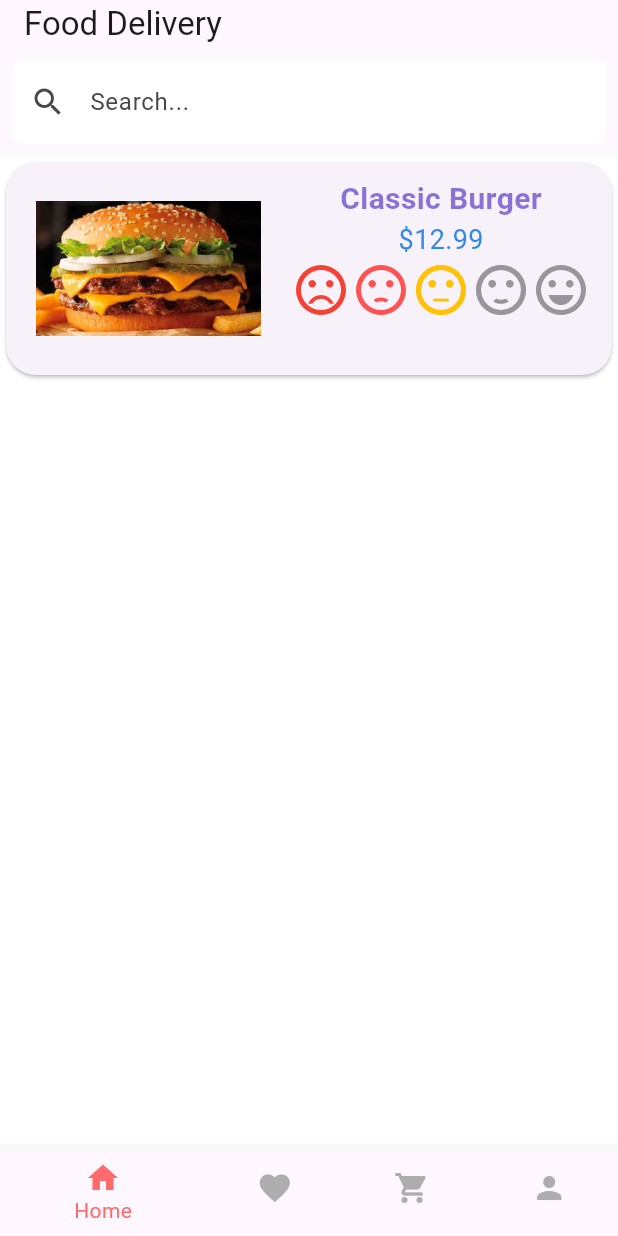
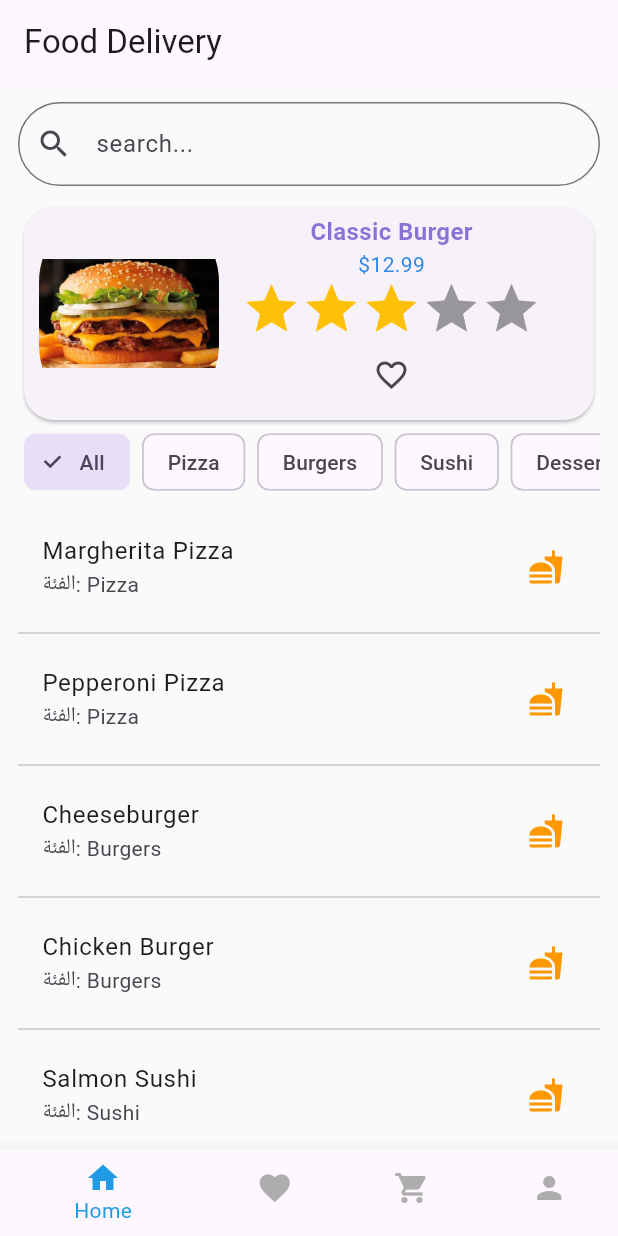
Before and after one commit to Yousefahmed168/food_app, a Flutter app: the screen it shows after launch, on a phone screen of 412 x 824 dp. Run offline on Flutter 3.47's test engine with Material 3 defaults, Android fonts, the phone set to English and light mode, and no system bars; drawn by our look-alikes of flutter_rating_bar.

Commit message:
- TODO: food card & home screen & colors & fonts & icons & images

```diff
--- a/lib/main.dart
+++ b/lib/main.dart
@@ -19,7 +19,7 @@ class FoodDeliveryApp extends StatelessWidget {
       theme: ThemeData(
         primaryColor: AppColors.primary,
         fontFamily: 'Roboto',
-        scaffoldBackgroundColor: Colors.white,
+        scaffoldBackgroundColor: Colors.grey[50],
       ),
       home: const MainWrapper(),
     );
--- a/lib/screens/home_screen.dart
+++ b/lib/screens/home_screen.dart
@@ -1,60 +1,135 @@
-// screens/home_screen.dart
 import 'package:flutter/material.dart';
-import '../utils/constants.dart';
+import 'package:food_app/utils/constants.dart';
+// Ensure you have a FoodCard widget defined elsewhere.
 import '../widgets/food_card.dart';
 
-class HomeScreen extends StatelessWidget {
+class HomeScreen extends StatefulWidget {
   const HomeScreen({super.key});
+
+  @override
+  State<HomeScreen> createState() => _HomeScreenState();
+}
+
+class _HomeScreenState extends State<HomeScreen> {
+  final TextEditingController _searchController = TextEditingController();
+  String selectedCategory = 'All';
+  List<String> categories = ['All', 'Pizza', 'Burgers', 'Sushi', 'Desserts'];
+
+  List<Map<String, String>> allFoodItems = [
+    {'name': 'Margherita Pizza', 'category': 'Pizza'},
+    {'name': 'Pepperoni Pizza', 'category': 'Pizza'},
+    {'name': 'Cheeseburger', 'category': 'Burgers'},
+    {'name': 'Chicken Burger', 'category': 'Burgers'},
+    {'name': 'Salmon Sushi', 'category': 'Sushi'},
+    {'name': 'Chocolate Cake', 'category': 'Desserts'},
+  ];
+
+  // Initialize filteredFoodItems with all food items.
+  List<Map<String, String>> filteredFoodItems = [];
+
+  @override
+  void initState() {
+    super.initState();
+    filteredFoodItems = List.from(allFoodItems);
+  }
+
+  void filterItems() {
+    setState(() {
+      filteredFoodItems = allFoodItems.where((food) {
+        final matchesCategory =
+            selectedCategory == 'All' || food['category'] == selectedCategory;
+        final matchesSearch = food['name']!
+            .toLowerCase()
+            .contains(_searchController.text.toLowerCase());
+        return matchesCategory && matchesSearch;
+      }).toList();
+    });
+  }
 
   @override
   Widget build(BuildContext context) {
     return Scaffold(
       appBar: AppBar(
         title: const Text('Food Delivery'),
-        // TODO: Add search bar widget here
-
-        bottom: PreferredSize(
-          preferredSize: const Size.fromHeight(48.0),
-          child: Padding(
-            padding: const EdgeInsets.all(8.0),
-            child: TextField(
+        // TODO: Add search bar widget here(yousef mohamed)
+      ),
+      body: Padding(
+        padding: const EdgeInsets.all(12.0),
+        child: Column(
+          crossAxisAlignment: CrossAxisAlignment.start,
+          children: [
+            TextField(
+              controller: _searchController,
+              onChanged: (value) => filterItems(),
               decoration: InputDecoration(
-                hintText: 'Search...',
+                hintText: 'search...',
                 prefixIcon: const Icon(Icons.search),
                 border: OutlineInputBorder(
-                  borderRadius: BorderRadius.circular(8.0),
-                  borderSide: BorderSide.none,
-                ),
-                filled: true,
-                fillColor: Colors.white,
+                    borderRadius: BorderRadius.circular(100)),
               ),
             ),
-          ),
-        ),
-      ),
-      body: Column(
-        children: [
-          // TODO: Create horizontal scrollable category chips
+            const SizedBox(height: 10),
+            // TODO: Create horizontal scrollable category chips(yousef mohamed)
             SizedBox(
               height: 150,
               child: PageView.builder(
+                scrollDirection: Axis.horizontal,
                 itemCount: mockFoodItems.length,
                 itemBuilder: (context, index) {
                   final item = mockFoodItems[index];
-                return FoodCard(item: item);
+                  return FoodCard(
+                    item: item,
+                    category: item.category,
+                    name: item.name,
+                  );
                 },
               ),
             ),
-          // TODO: Build vertical list of food items using ListView.separated
+            SingleChildScrollView(
+              scrollDirection: Axis.horizontal,
+              child: Row(
+                children: categories.map((category) {
+                  return Padding(
+                    padding: const EdgeInsets.symmetric(horizontal: 4),
+                    child: ChoiceChip(
+                      label: Text(category),
+                      selected: selectedCategory == category,
+                      onSelected: (selected) {
+                        setState(() {
+                          selectedCategory = category;
+                          filterItems();
+                        });
+                      },
+                    ),
+                  );
+                }).toList(),
+              ),
+            ),
+            const SizedBox(height: 10),
+            // TODO: Build vertical list of food items using ListView.separated(yousef ahmed)
             Expanded(
-            child: ListView(
-              children: const [
-                // TODO: Implement food item list
-              ],
+              child: filteredFoodItems.isEmpty
+                  ? const Center(child: Text("لا توجد أطعمة متاحة"))
+                  // TODO: Implement food item list(yousef ahmed)
+                  : ListView.separated(
+                      itemCount: filteredFoodItems.length,
+                      separatorBuilder: (context, index) => const Divider(),
+                      itemBuilder: (context, index) {
+                        final food = filteredFoodItems[index];
+                        return ListTile(
+                          title: Text(food['name']!),
+                          subtitle: Text("الفئة: ${food['category']}"),
+                          trailing: const Icon(
+                            Icons.fastfood,
+                            color: Colors.orange,
+                          ),
+                        );
+                      },
                     ),
             ),
           ],
         ),
+      ),
     );
   }
 }
--- a/lib/utils/constants.dart
+++ b/lib/utils/constants.dart
@@ -3,8 +3,8 @@ import 'package:flutter/material.dart';
 import '../models/food_item.dart';
 
 class AppColors {
-  static const Color primary = Color(0xFFFF6B6B);
-  static const Color secondary = Color(0xFF4ECDC4);
+  static const Color primary = Color(0xEA0B94E3);
+  static const Color secondary = Color(0xC742D1C8);
   static const Color dark = Color(0xFF2D3436);
   static const Color gray = Color(0xFFADADAD);
 }
--- a/lib/widgets/food_card.dart
+++ b/lib/widgets/food_card.dart
@@ -4,11 +4,16 @@ import 'package:flutter/material.dart';
 import 'package:flutter_rating_bar/flutter_rating_bar.dart';
 import 'package:food_app/screens/item_details_screen.dart';
 import '../models/food_item.dart';
+import '../screens/favorites_screen.dart';
 
 class FoodCard extends StatelessWidget {
   final FoodItem item;
 
-  const FoodCard({super.key, required this.item});
+  const FoodCard(
+      {super.key,
+      required this.item,
+      required String category,
+      required String name});
 
   get child => null;
 
@@ -28,21 +33,26 @@ class FoodCard extends StatelessWidget {
         shape: RoundedRectangleBorder(borderRadius: BorderRadius.circular(20)),
         child: Row(
           children: [
-            const Padding(padding: EdgeInsets.all(10)),
+            const Padding(padding: EdgeInsets.all(5)),
             // TODO: Implement image with rounded corners (yousef ahmed)
-            // TODO: Add favorite icon button (yousef ahmed)
-            Row(
-              children: [
-                Image.asset(item.imageUrl, width: 150, height: double.infinity),
+            ClipRRect(
+              borderRadius: BorderRadius.circular(50),
+              child: Image.asset(
+                item.imageUrl,
+                width: 120,
+                height: double.infinity,
+              ),
+            ),
+
             Padding(
-                  padding: const EdgeInsets.only(left: 20, top: 10),
+              padding: const EdgeInsets.only(left: 15, top: 5),
               child: Column(
                 mainAxisAlignment: MainAxisAlignment.start,
                 children: [
                   Text(
                     item.name,
                     style: const TextStyle(
-                          fontSize: 20,
+                      fontSize: 16,
                       fontWeight: FontWeight.bold,
                       color: Color.fromARGB(179, 91, 59, 198),
                     ),
@@ -50,10 +60,11 @@ class FoodCard extends StatelessWidget {
                   Text(
                     '\$${item.price}',
                     style: const TextStyle(
-                          fontSize: 18,
+                      fontSize: 14,
                       color: Color.fromARGB(219, 16, 118, 227),
                     ),
                   ),
+                  // TODO: Add rating row (yousef ahmed)
                   RatingBar.builder(
                     initialRating: 3,
                     minRating: 1,
@@ -64,33 +75,33 @@ class FoodCard extends StatelessWidget {
                       switch (index) {
                         case 0:
                           return const Icon(
-                                Icons.sentiment_very_dissatisfied,
-                                color: Colors.red,
+                            Icons.star,
+                            color: Colors.amber,
                           );
                         case 1:
                           return const Icon(
-                                Icons.sentiment_dissatisfied,
-                                color: Colors.redAccent,
+                            Icons.star,
+                            color: Colors.amber,
                           );
                         case 2:
                           return const Icon(
-                                Icons.sentiment_neutral,
+                            Icons.star,
                             color: Colors.amber,
                           );
                         case 3:
                           return const Icon(
-                                Icons.sentiment_satisfied,
-                                color: Colors.lightGreen,
+                            Icons.star,
+                            color: Colors.amber,
                           );
                         case 4:
                           return const Icon(
-                                Icons.sentiment_very_satisfied,
-                                color: Colors.green,
+                            Icons.star,
+                            color: Colors.amber,
                           );
                         default:
                           return const Icon(
-                                Icons.sentiment_very_satisfied,
-                                color: Colors.green,
+                            Icons.star,
+                            color: Colors.amber,
                           );
                       }
                     },
@@ -100,11 +111,28 @@ class FoodCard extends StatelessWidget {
                       }
                     },
                   ),
-                      // TODO: Add rating row (yousef ahmed)
+                  // TODO: Add favorite icon button (yousef ahmed)
+                  IconButton(
+                    icon: const Icon(Icons.favorite_border),
+                    onPressed: () {
+                      // Add item to favorites
+                      Navigator.push(
+                        context,
+                        MaterialPageRoute(
+                          builder: (context) => const FavoritesScreen(),
+                        ),
+                      ).then((_) {
+                        // ignore: use_build_context_synchronously
+                        final favoritesScreenState = context
+                            .findAncestorStateOfType<_FavoritesScreenState>();
+                        if (favoritesScreenState != null) {
+                          favoritesScreenState.addFavorite(item);
+                        }
+                      });
+                    },
+                  ),
                 ],
               ),
-                ),
-              ],
             ),
           ],
         ),
@@ -112,3 +140,14 @@ class FoodCard extends StatelessWidget {
     );
   }
 }
+
+class _FavoritesScreenState extends State<FavoritesScreen> {
+  void addFavorite(FoodItem item) {
+    throw UnimplementedError();
+  }
+
+  @override
+  Widget build(BuildContext context) {
+    throw UnimplementedError();
+  }
+}
```
Also changed, not shown: lib/screens/cart_screen.dart (+10 -6 lines), lib/screens/favorites_screen.dart (+13 -1 lines), lib/screens/item_details_screen.dart (+16 -7 lines), lib/screens/profile_screen.dart (+31 -8 lines). Lines whose indentation alone changed are shown as unchanged.
